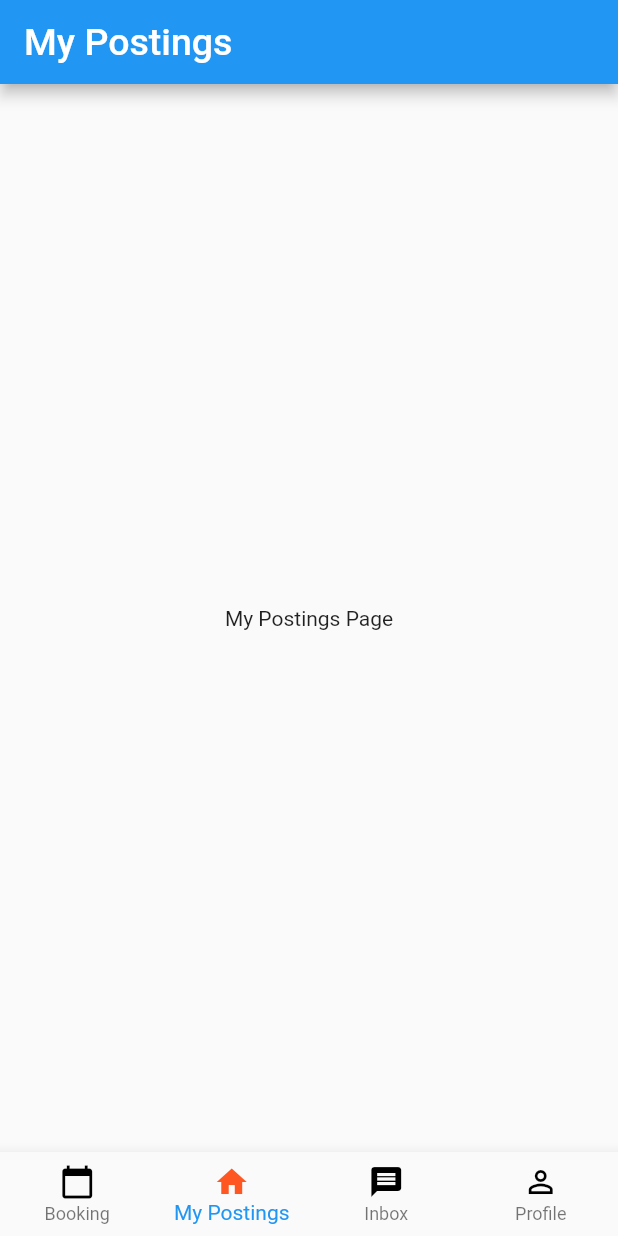
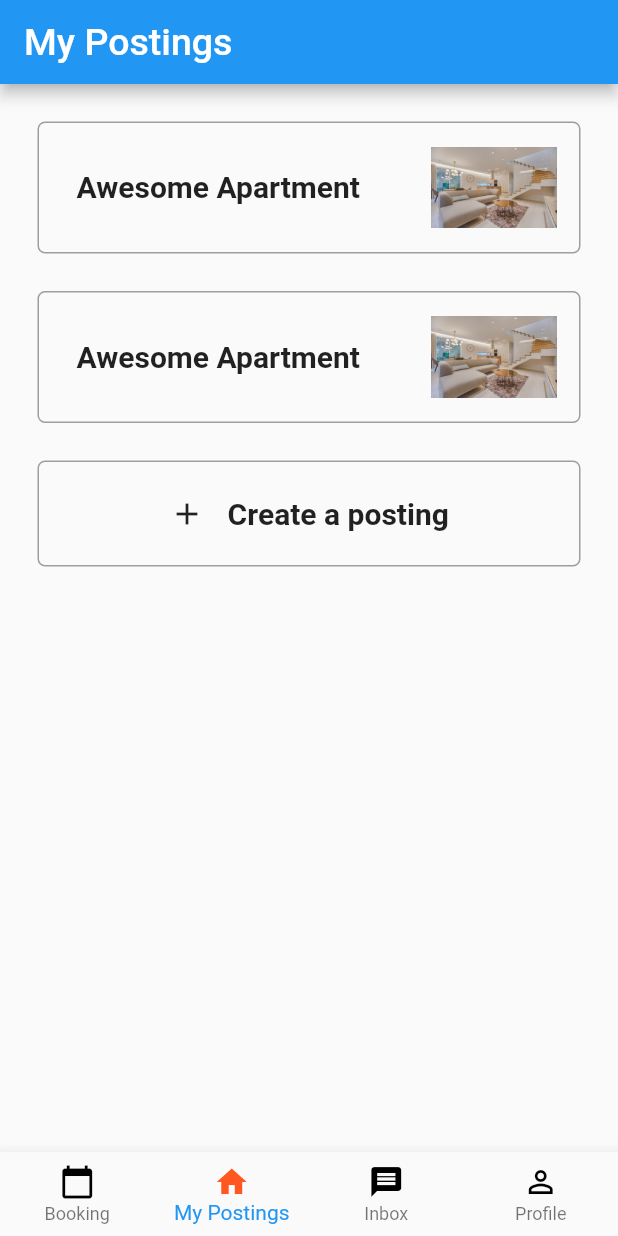
Before and after one commit to sumithpdd/RoomSharing, a Flutter app: the HostHomePage screen opened by its route, item 2 of the bottom bar chosen, on a phone screen of 412 x 824 dp. Run offline on Flutter 3.47's test engine with Material 2 defaults, Android fonts, the phone set to English and light mode, and no system bars; drawn by our look-alikes of auto_size_text; our stand-ins replace flutter_rating_bar, google_maps_flutter.

Commit message:
My posting page with posting list and create button

```diff
--- a/room_sharing/lib/Screens/account_page.dart
+++ b/room_sharing/lib/Screens/account_page.dart
@@ -25,8 +25,11 @@ class _AccountPageState extends State<AccountPage> {
 
   @override
   void initState() {
-    if (!AppConstants.isHosting) {
+    if (AppConstants.isHosting) {
       _hostingTile = "Guest Dashboard";
+    }
+    else{
+      _hostingTile = "Host Dashboard";
     }
     super.initState();
   }
@@ -35,7 +38,7 @@ class _AccountPageState extends State<AccountPage> {
     String routeName = AppConstants.isHosting
         ? GuestHomePage.routeName
         : HostHomePage.routeName;
-    AppConstants.isHosting = true;
+    AppConstants.isHosting = !AppConstants.isHosting;
     Navigator.pushNamed(context, routeName);
   }
 
--- a/room_sharing/lib/Screens/bookings_page.dart
+++ b/room_sharing/lib/Screens/bookings_page.dart
@@ -1,8 +1,6 @@
 // ignore_for_file: prefer_const_constructors
 
 import 'package:flutter/material.dart';
-import 'package:room_sharing/Screens/view_posting_page.dart';
-import 'package:room_sharing/Views/grid_widgets.dart';
 
 class BookingsPage extends StatefulWidget {
   const BookingsPage({Key? key}) : super(key: key);
--- a/room_sharing/lib/Screens/host_home_page.dart
+++ b/room_sharing/lib/Screens/host_home_page.dart
@@ -4,11 +4,8 @@ import 'package:flutter/material.dart';
 import 'package:room_sharing/Models/app_constants.dart';
 import 'package:room_sharing/Screens/account_page.dart';
 import 'package:room_sharing/Screens/bookings_page.dart';
-import 'package:room_sharing/Screens/explore_page.dart';
 import 'package:room_sharing/Screens/inbox_page.dart';
 import 'package:room_sharing/Screens/my_postings_page.dart';
-import 'package:room_sharing/Screens/saved_page.dart';
-import 'package:room_sharing/Screens/trips_page.dart';
 import 'package:room_sharing/Views/text_widgets.dart';
 
 class HostHomePage extends StatefulWidget {
--- a/room_sharing/lib/Screens/my_postings_page.dart
+++ b/room_sharing/lib/Screens/my_postings_page.dart
@@ -1,8 +1,7 @@
 // ignore_for_file: prefer_const_constructors
 
 import 'package:flutter/material.dart';
-import 'package:room_sharing/Screens/view_posting_page.dart';
-import 'package:room_sharing/Views/grid_widgets.dart';
+import 'package:room_sharing/Views/list_widgets.dart';
 
 class MyPostingsPage extends StatefulWidget {
   const MyPostingsPage({Key? key}) : super(key: key);
@@ -14,6 +13,20 @@ class MyPostingsPage extends StatefulWidget {
 class _MyPostingsPageState extends State<MyPostingsPage> {
   @override
   Widget build(BuildContext context) {
-    return Center(child: Text('My Postings Page'));
+    return Padding(
+      padding: const EdgeInsets.only(top: 25.0),
+      child: ListView.builder(
+          itemCount: 3,
+          itemBuilder: (context, index) {
+            return Padding(
+              padding: const EdgeInsets.fromLTRB(25, 0, 25, 25),
+              child: Container(
+                  decoration: BoxDecoration(
+                      border: Border.all(color: Colors.grey, width: 1.0),
+                      borderRadius: BorderRadius.circular(5)),
+                  child: index==2? CreatePostingListTile(): MyPostingListTile()),
+            );
+          }),
+    );
   }
 }
--- a/room_sharing/lib/Views/list_widgets.dart
+++ b/room_sharing/lib/Views/list_widgets.dart
@@ -1,4 +1,4 @@
-// ignore_for_file: prefer_const_constructors
+// ignore_for_file: prefer_const_constructors, prefer_const_literals_to_create_immutables
 
 import 'package:auto_size_text/auto_size_text.dart';
 import 'package:flutter/material.dart';
@@ -97,7 +97,6 @@ class MessageListTile extends StatelessWidget {
         mainAxisAlignment: MainAxisAlignment.end,
         crossAxisAlignment: CrossAxisAlignment.end,
         children: [
-
           Flexible(
             child: Padding(
               padding: const EdgeInsets.only(right: 10.0),
@@ -137,7 +136,8 @@ class MessageListTile extends StatelessWidget {
               backgroundImage: AssetImage('assets/images/defaultAvatar.jpg'),
               radius: MediaQuery.of(context).size.width / 20,
             ),
-          ),],
+          ),
+        ],
       ),
     );
 
@@ -192,3 +192,62 @@ class MessageListTile extends StatelessWidget {
     // );
   }
 }
+
+class MyPostingListTile extends StatefulWidget {
+  const MyPostingListTile({Key? key}) : super(key: key);
+
+  @override
+  _MyPostingListTileState createState() => _MyPostingListTileState();
+}
+
+class _MyPostingListTileState extends State<MyPostingListTile> {
+  @override
+  Widget build(BuildContext context) {
+    return ListTile(
+      contentPadding: EdgeInsets.all(15.0),
+      leading: Padding(
+        padding: const EdgeInsets.only(left: 10.0),
+        child: AutoSizeText(
+          'Awesome Apartment',
+          maxLines: 2,
+          minFontSize: 20,
+          style: TextStyle(fontWeight: FontWeight.bold),
+        ),
+      ),
+      trailing: AspectRatio(
+        aspectRatio: 3 / 2,
+        child: Image(
+          image: AssetImage('assets/images/apartment.jpg'),
+          fit: BoxFit.fitWidth,
+        ),
+      ),
+    );
+  }
+}
+
+class CreatePostingListTile extends StatelessWidget {
+  const CreatePostingListTile({Key? key}) : super(key: key);
+
+  @override
+  Widget build(BuildContext context) {
+    return Container(
+      height: MediaQuery.of(context).size.height / 12,
+      child: Row(
+        mainAxisAlignment: MainAxisAlignment.center,
+        children: [
+          Padding(
+            padding: const EdgeInsets.only(right: 15.0),
+            child: Icon(Icons.add),
+          ),
+          Text(
+            'Create a posting',
+            style: TextStyle(
+              fontWeight: FontWeight.bold,
+              fontSize: 20.0,
+            ),
+          )
+        ],
+      ),
+    );
+  }
+}
```
